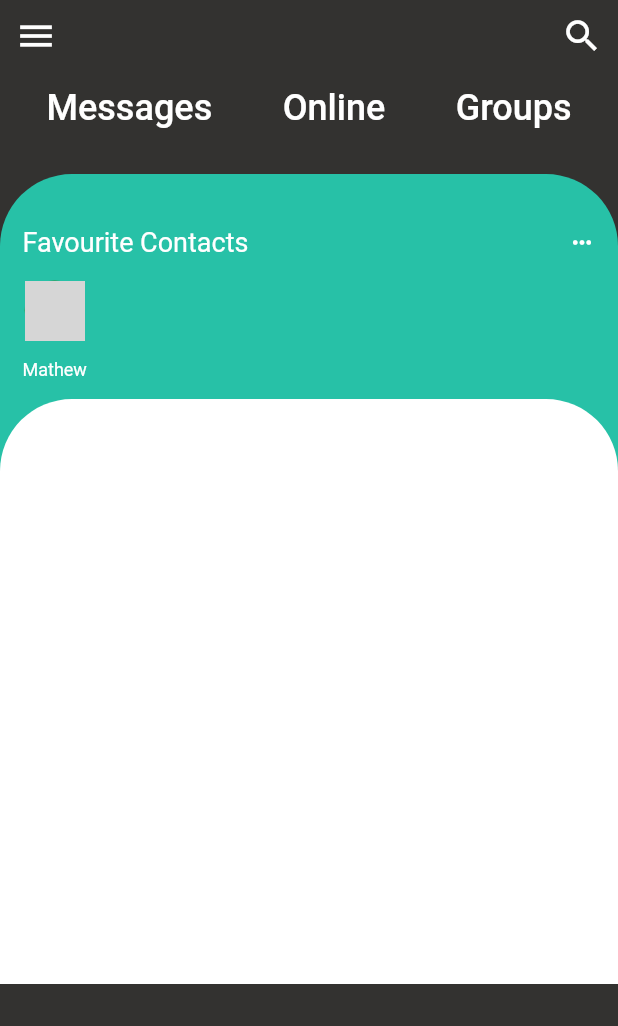
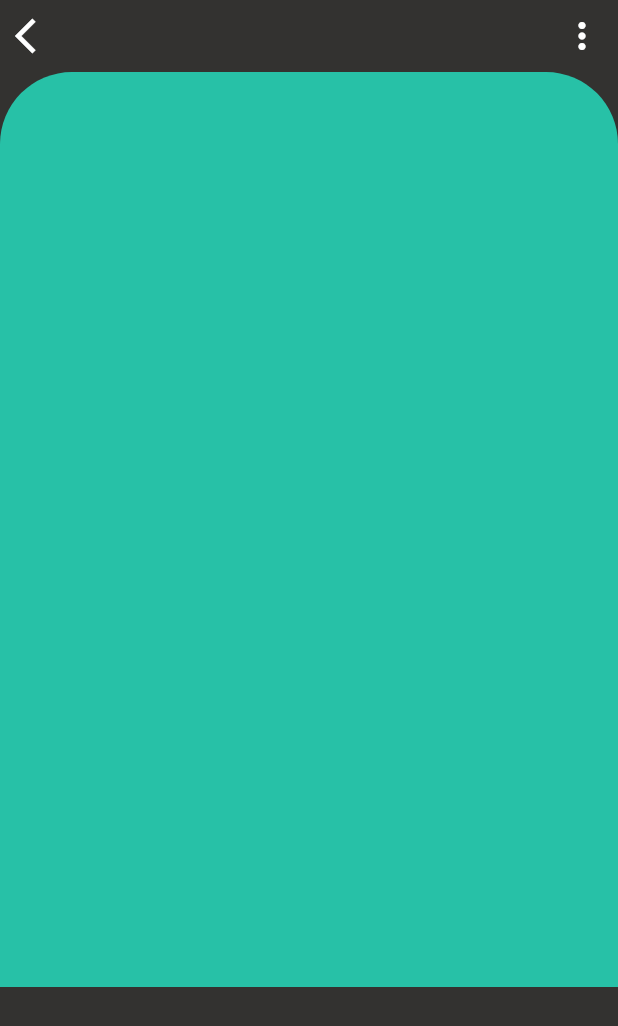
Before and after one commit to devenderbutani21/ChatAppUI, a Flutter app: the screen it shows after launch, on a phone screen of 412 x 824 dp. Shown: the top 1026 px of the screen. Run offline on Flutter 3.47's test engine with Material 2 defaults, Android fonts, the phone set to English and light mode, and no system bars; grey boxes are pictures that could not be loaded.

Commit message:
Chat Screen Intiated

```diff
--- a/lib/main.dart
+++ b/lib/main.dart
@@ -1,6 +1,7 @@
 import 'package:flutter/material.dart';
 
-import './screens/main_screen.dart';
+// import './screens/main_screen.dart';
+import './screens/chat_screen.dart';
 
 void main() {
   runApp(MyApp());
@@ -16,7 +17,7 @@ class MyApp extends StatelessWidget {
         primarySwatch: Colors.green,
         visualDensity: VisualDensity.adaptivePlatformDensity,
       ),
-      home: MainScreen(),
+      home: ChatScreen(),
     );
   }
 }
--- /dev/null
+++ b/lib/screens/chat_screen.dart
@@ -0,0 +1,59 @@
+import 'package:flutter/material.dart';
+
+class ChatScreen extends StatelessWidget {
+  @override
+  Widget build(BuildContext context) {
+    return SafeArea(child: Scaffold(
+      body: Container(
+        color: Color(0xff333230),
+        child: Column(
+          children: <Widget>[
+            Row(
+              mainAxisAlignment: MainAxisAlignment.spaceBetween,
+              children: <Widget>[
+                IconButton(
+                  icon: Icon(
+                    Icons.arrow_back_ios,
+                    color: Colors.white,
+                    size: 28.0,
+                  ),
+                  onPressed: () {
+                    Navigator.pop(context);
+                  },
+                ),
+                IconButton(
+                  icon: Icon(
+                    Icons.more_vert,
+                    color: Colors.white,
+                    size: 28.0,
+                  ),
+                  onPressed: () {},
+                ),
+              ],
+            ),
+            Column(
+              children: <Widget>[
+                Container(
+                  height: 610.0,
+                  width: 480.0,
+                  decoration: BoxDecoration(
+                    borderRadius: BorderRadius.only(
+                      topLeft: Radius.circular(48.0),
+                      topRight: Radius.circular(48.0),
+                    ),
+                    color: Color(0xff27c1a7),
+                  ),
+                  child: Column(
+                    children: <Widget>[
+
+                    ],
+                  ),
+                ),
+              ],
+            ),
+          ],
+        ),
+      ),
+    ),);
+  }
+}
--- a/lib/screens/main_screen.dart
+++ b/lib/screens/main_screen.dart
@@ -1,10 +1,13 @@
 import 'package:flutter/material.dart';
+
+import 'menu_screen.dart';
 
 class MainScreen extends StatelessWidget {
   @override
   Widget build(BuildContext context) {
     return SafeArea(
       child: Scaffold(
+        drawer: MenuScreen(),
         body: Container(
           color: Color(0xff333230),
           child: Column(
@@ -18,7 +21,8 @@ class MainScreen extends StatelessWidget {
                       color: Colors.white,
                       size: 28.0,
                     ),
-                    onPressed: () {},
+                    onPressed: () {
+                    },
                   ),
                   IconButton(
                     icon: Icon(
--- /dev/null
+++ b/lib/screens/menu_screen.dart
@@ -0,0 +1,17 @@
+import 'package:flutter/material.dart';
+
+class MenuScreen extends StatelessWidget {
+  @override
+  Widget build(BuildContext context) {
+    return Drawer(
+      child: Scaffold(
+        body: Text('Hello World'),
+        // Column(
+        //   children: <Widget>[
+        //
+        //   ],
+        // ),
+      ),
+    );
+  }
+}
```
